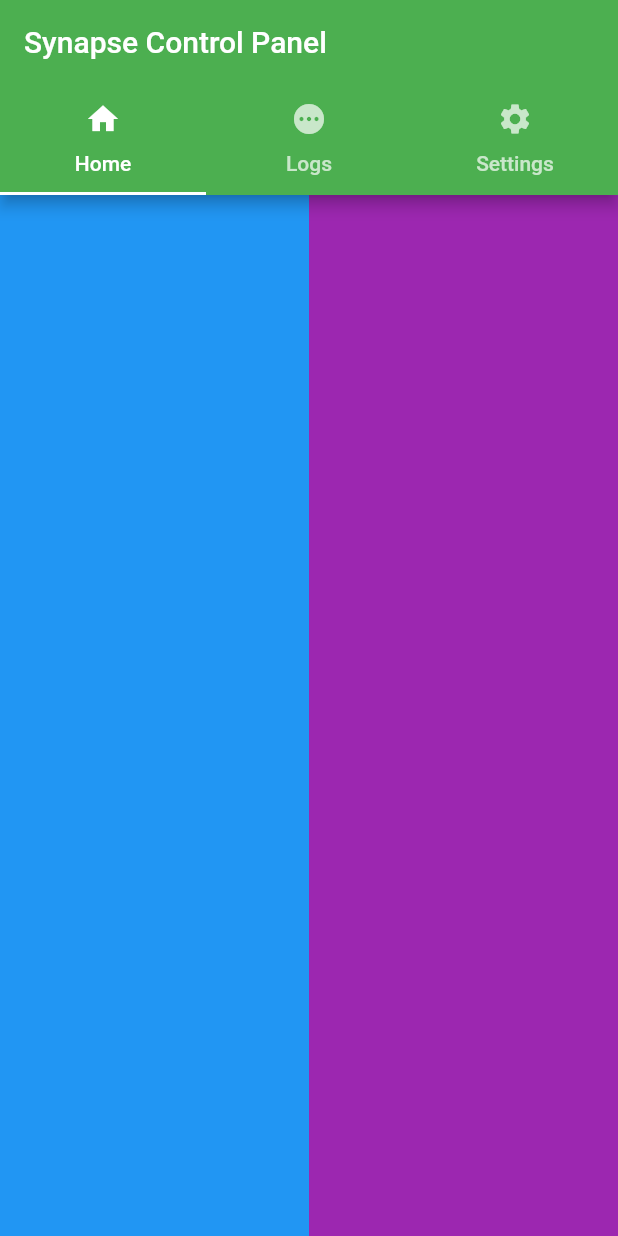
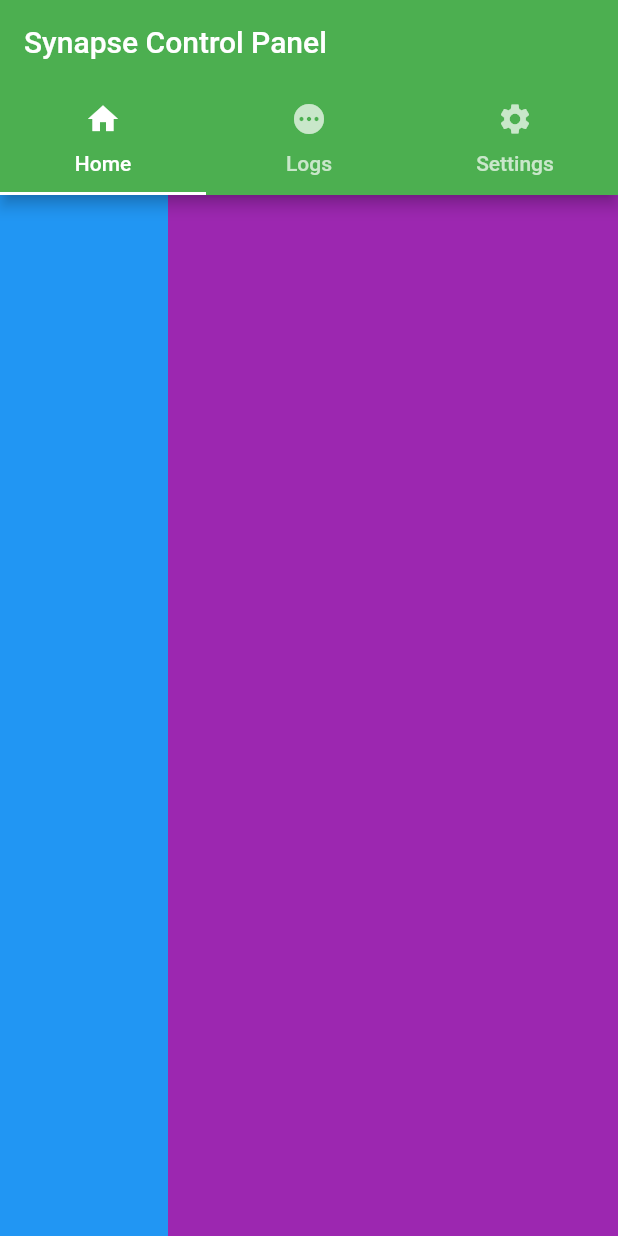
Before and after one commit to Robogera/service-control-panel, a Flutter app: the screen it shows after launch, on a phone screen of 412 x 824 dp. Run offline on Flutter 3.47's test engine with Material 2 defaults, Android fonts, the phone set to English and light mode, and no system bars.

Commit message:
Dev: simplified

```diff
--- a/lib/main.dart
+++ b/lib/main.dart
@@ -78,19 +78,15 @@ class _MainPageState extends State<MainPage> {
 
   @override
   Widget build(BuildContext context) {
-    return Container(
-      child: Row(children: [
-        Expanded(
-            flex: 1,
-            child: Container(
-              decoration: BoxDecoration(color: Colors.blue),
-            )),
-        Expanded(
-            flex: 1,
-            child: Container(
-              decoration: BoxDecoration(color: Colors.purple),
-            )),
-      ]),
-    );
+    return Row(children: [
+      Expanded(
+          child: Container(
+        decoration: BoxDecoration(color: Colors.blue),
+      )),
+      Container(
+        constraints: BoxConstraints(minWidth: 200, maxWidth: 300),
+        decoration: BoxDecoration(color: Colors.purple),
+      ),
+    ]);
   }
 }
```
